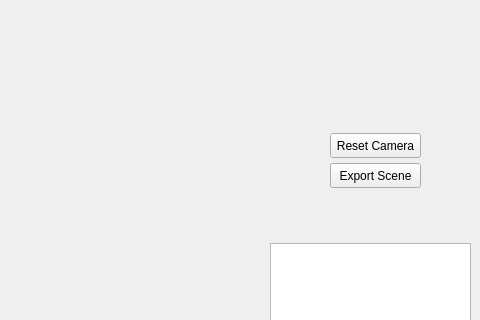
The window that python/pydemo.ui (DrJPepper/codefest22-vtk-demo) describes before a commit, drawn with Qt 5; both pictures show x 720 to 1200 and y 177 to 497 of the 1200 by 800 pixel window.
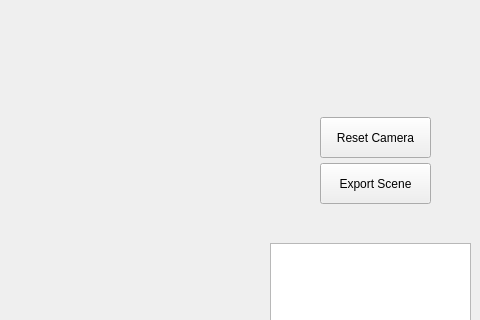
The same window after the commit.

Diff of the .ui file:
```diff
--- a/python/pydemo.ui
+++ b/python/pydemo.ui
@@ -27,10 +27,10 @@
    <widget class="QPushButton" name="centerButton">
     <property name="geometry">
      <rect>
-      <x>1050</x>
-      <y>310</y>
-      <width>91</width>
-      <height>25</height>
+      <x>1040</x>
+      <y>294</y>
+      <width>111</width>
+      <height>41</height>
      </rect>
     </property>
     <property name="text">
@@ -50,10 +50,10 @@
    <widget class="QPushButton" name="exportButton">
     <property name="geometry">
      <rect>
-      <x>1050</x>
+      <x>1040</x>
       <y>340</y>
-      <width>91</width>
-      <height>25</height>
+      <width>111</width>
+      <height>41</height>
      </rect>
     </property>
     <property name="text">
```
